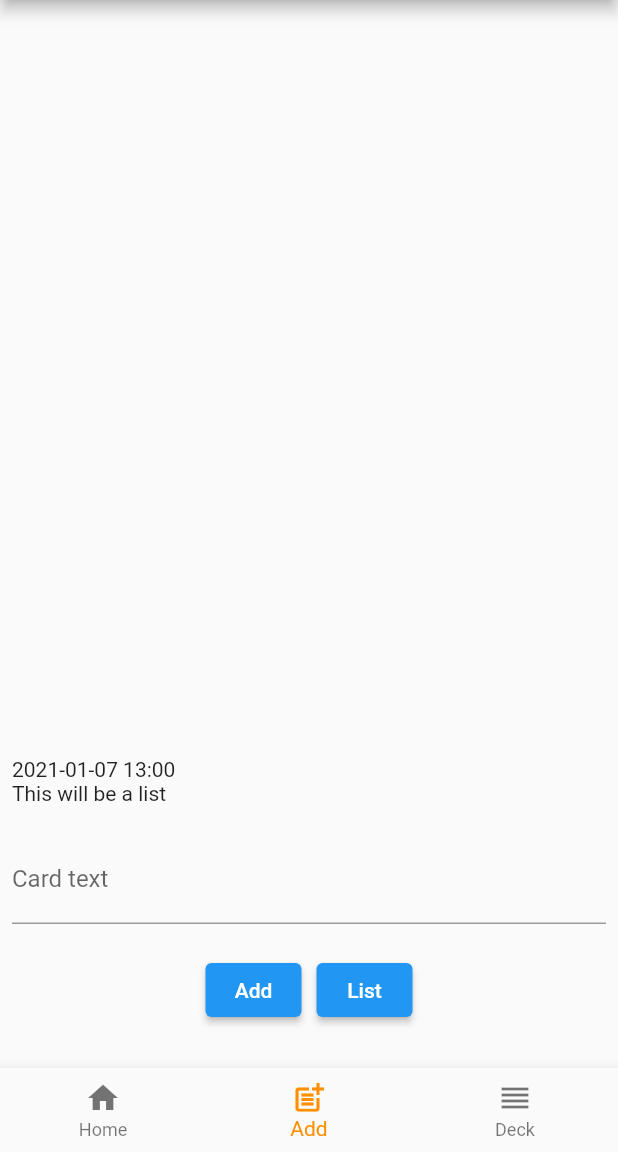
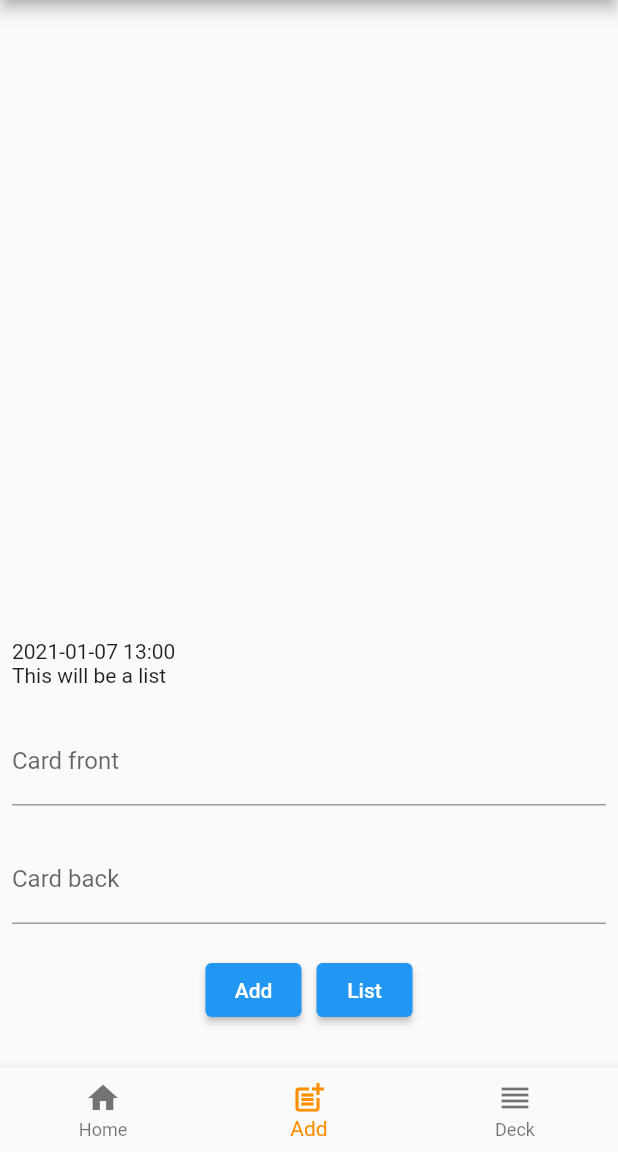
Before and after one commit to BoodynX/flash_clouds_app, a Flutter app: the screen it shows after launch, item 2 of the bottom bar chosen, on a phone screen of 412 x 824 dp, the part 84-1236 px from its top. Run offline on Flutter 3.47's test engine with Material 2 defaults, Android fonts, the phone set to English and light mode, and no system bars; missing offline and left inert: localstore.

Commit message:
feat: add front and back fields

```diff
--- a/lib/infra/local_db/cards_repository.dart
+++ b/lib/infra/local_db/cards_repository.dart
@@ -8,10 +8,11 @@ class CardsRepository {
     return ls.collection(collection).get();
   }
 
-  add(content) async {
+  add(front, back) async {
     final id = ls.collection(collection).doc().id;
     ls.collection(collection).doc(id).set({
-      'content': content,
+      'front': front,
+      'back': back,
       'created': DateTime.now().toString(),
       'lastTimeKnown': 'new',
     });
--- a/lib/infra/views/add.dart
+++ b/lib/infra/views/add.dart
@@ -11,16 +11,16 @@ class Add extends StatefulWidget {
 }
 
 class _AddState extends State<Add> {
-  // Create a text controller and use it to retrieve the current value
-  // of the TextField.
   final _formKey = GlobalKey<FormState>();
-  final addFormController = TextEditingController();
-  final List latestCards = [];
+  final frontTextController = TextEditingController();
+  final backTextController = TextEditingController();
+  List latestCards = [];
+  CardsRepository cards = CardsRepository();
 
   @override
   void dispose() {
-    // Clean up the controller when the widget is disposed.
-    addFormController.dispose();
+    frontTextController.dispose();
+    backTextController.dispose();
     super.dispose();
   }
 
@@ -29,8 +29,6 @@ class _AddState extends State<Add> {
     const sizedBox = SizedBox(
       height: 20.0,
     );
-
-    final cards = CardsRepository();
 
     return Padding(
       padding: const EdgeInsets.all(8.0),
@@ -44,9 +42,11 @@ class _AddState extends State<Add> {
             key: _formKey,
             child: Column(
               children: [
-                _textField(cards),
+                _textField(frontTextController, 'Question', 'Card front'),
                 sizedBox,
-                _formButtons(cards, context),
+                _textField(backTextController, 'Answer', 'Card back'),
+                sizedBox,
+                _formButtons(context),
               ],
             ),
           ),
@@ -56,7 +56,7 @@ class _AddState extends State<Add> {
     );
   }
 
-  Center _formButtons(CardsRepository db, BuildContext context) {
+  Center _formButtons(BuildContext context) {
     return Center(
       child: Row(
         mainAxisAlignment: MainAxisAlignment.center,
@@ -64,7 +64,7 @@ class _AddState extends State<Add> {
           ElevatedButton(
             onPressed: () {
               if (_formKey.currentState!.validate()) {
-                _formKey.currentState?.save();
+                cards.add(frontTextController.text, backTextController.text);
               }
             },
             child: const Text('Add'),
@@ -74,7 +74,7 @@ class _AddState extends State<Add> {
           ),
           ElevatedButton(
             onPressed: () {
-              db.getAll().then((value) {
+              cards.getAll().then((value) {
                 showDialogWithText(context, value.toString());
               });
             },
@@ -85,17 +85,15 @@ class _AddState extends State<Add> {
     );
   }
 
-  TextFormField _textField(CardsRepository cards) {
+  TextFormField _textField(
+      TextEditingController textController, String hint, String label) {
     return TextFormField(
-      decoration: const InputDecoration(
-        hintText: 'What do you want to memorise',
-        labelText: 'Card text',
+      decoration: InputDecoration(
+        hintText: hint,
+        labelText: label,
       ),
-      controller: addFormController,
+      controller: textController,
       validator: cardValidator,
-      onSaved: (cardContent) {
-        cards.add(cardContent);
-      },
     );
   }
 
```
